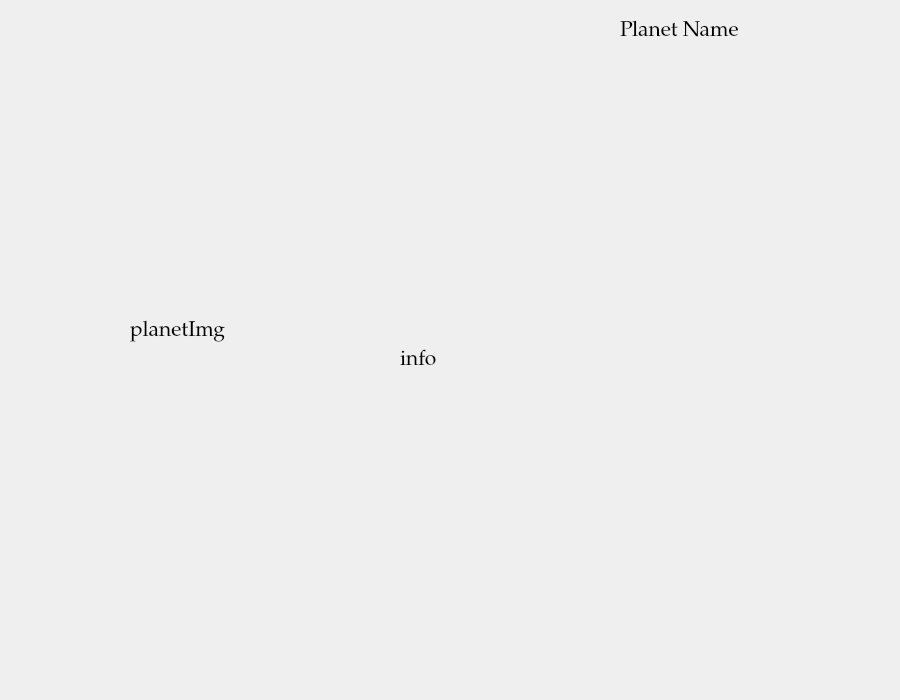
This is Syzygy/planetinfoform.ui in maxpe3447/SyZyGy as Qt 5 draws it before an edit. The edited form follows.
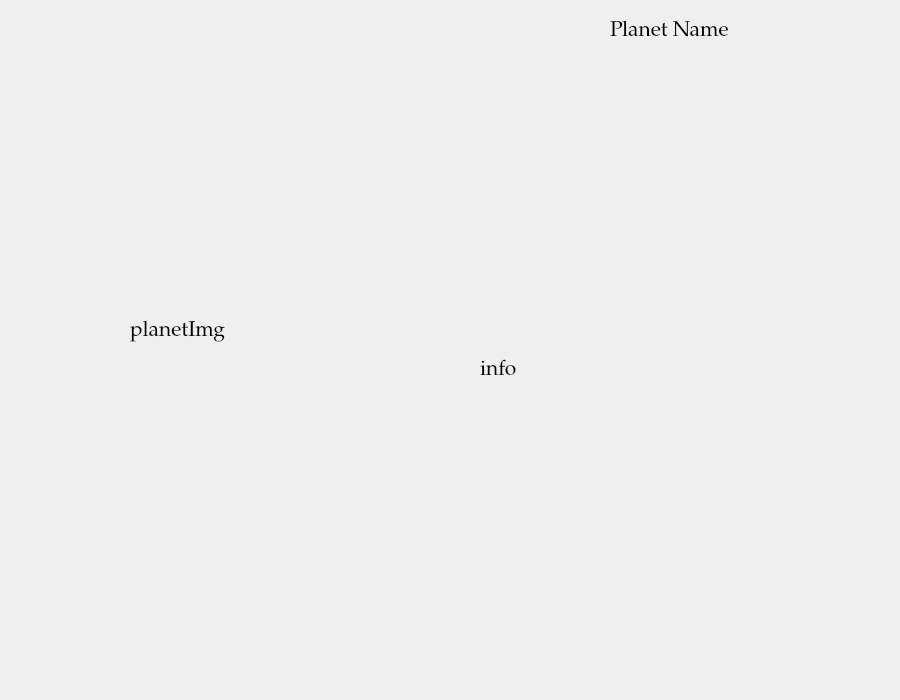
This is the edited form. Icons and pictures are not drawn.

Diff of the .ui file:
```diff
--- a/Syzygy/planetinfoform.ui
+++ b/Syzygy/planetinfoform.ui
@@ -59,8 +59,8 @@
    <widget class="QLabel" name="lInfo">
     <property name="geometry">
      <rect>
-      <x>400</x>
-      <y>60</y>
+      <x>480</x>
+      <y>70</y>
       <width>390</width>
       <height>600</height>
      </rect>
@@ -79,7 +79,7 @@
    <widget class="QLabel" name="lPlanetName">
     <property name="geometry">
      <rect>
-      <x>620</x>
+      <x>610</x>
       <y>10</y>
       <width>131</width>
       <height>41</height>
```
